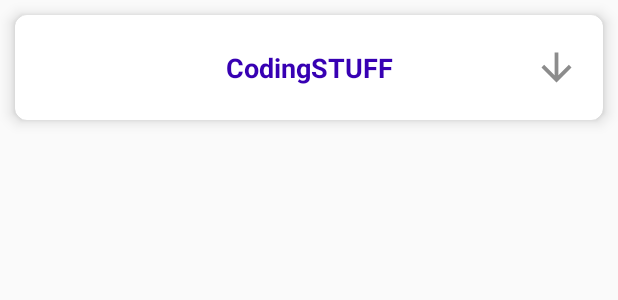
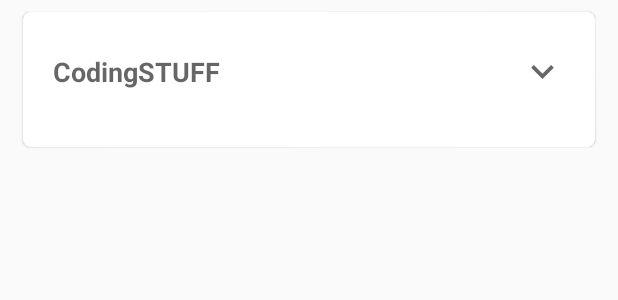
Before and after one commit to naveenkm121/LICPratidhiApp, an Android app: the layout item_sub_category.xml on its own in the app's theme, with its tools: preview values and no code run, on a phone screen of 412 x 824 dp. Shown: the top 300 px of the screen. Run offline under Robolectric (Android 15) with nearby library versions, the phone set to English and light mode, and no system bars.

Commit message:
chnages in UI

```diff
--- a/app/src/main/java/com/ecommerce/app/constants/IntentConstants.kt
+++ b/app/src/main/java/com/ecommerce/app/constants/IntentConstants.kt
@@ -9,5 +9,8 @@ class IntentConstants {
         val PRODUCT_TITLE="prodTitle"
         val PRODUCT_BRAND="prodTitle"
 
+
+        val CATEGORY_ITEM="categoryItem"
+
     }
 }
--- a/app/src/main/java/com/ecommerce/app/data/category/SubCategory.kt
+++ b/app/src/main/java/com/ecommerce/app/data/category/SubCategory.kt
@@ -4,5 +4,6 @@ data class SubCategory(
     val catId: Int,
     val id: Int,
     val name: String,
-    val subSubCategories: List<SubSubCategory>
+    val subSubCategories: List<SubSubCategory>,
+    var isSelected:Boolean=false
 )
--- a/app/src/main/res/drawable/arrow_down.xml
+++ /dev/null
@@ -1,5 +0,0 @@
-<vector android:height="24dp" android:tint="#8C8C8C"
-    android:viewportHeight="24" android:viewportWidth="24"
-    android:width="24dp" xmlns:android="http://schemas.android.com/apk/res/android">
-    <path android:fillColor="@android:color/white" android:pathData="M20,12l-1.41,-1.41L13,16.17V4h-2v12.17l-5.58,-5.59L4,12l8,8 8,-8z"/>
-</vector>
--- a/app/src/main/res/drawable/arrow_up.xml
+++ /dev/null
@@ -1,5 +0,0 @@
-<vector android:height="24dp" android:tint="#8C8C8C"
-    android:viewportHeight="24" android:viewportWidth="24"
-    android:width="24dp" xmlns:android="http://schemas.android.com/apk/res/android">
-    <path android:fillColor="@android:color/white" android:pathData="M4,12l1.41,1.41L11,7.83V20h2V7.83l5.58,5.59L20,12l-8,-8 -8,8z"/>
-</vector>
--- /dev/null
+++ b/app/src/main/res/drawable/ic_keyboard_arrow_down_24.xml
@@ -0,0 +1,5 @@
+<vector android:height="24dp" android:tint="#000000"
+    android:viewportHeight="24" android:viewportWidth="24"
+    android:width="24dp" xmlns:android="http://schemas.android.com/apk/res/android">
+    <path android:fillColor="@android:color/white" android:pathData="M7.41,8.59L12,13.17l4.59,-4.58L18,10l-6,6 -6,-6 1.41,-1.41z"/>
+</vector>
--- /dev/null
+++ b/app/src/main/res/drawable/ic_keyboard_arrow_up_24.xml
@@ -0,0 +1,5 @@
+<vector android:height="24dp" android:tint="#000000"
+    android:viewportHeight="24" android:viewportWidth="24"
+    android:width="24dp" xmlns:android="http://schemas.android.com/apk/res/android">
+    <path android:fillColor="@android:color/white" android:pathData="M7.41,15.41L12,10.83l4.59,4.58L18,14l-6,-6 -6,6z"/>
+</vector>
--- a/app/src/main/res/layout/item_sub_category.xml
+++ b/app/src/main/res/layout/item_sub_category.xml
@@ -3,11 +3,12 @@
     xmlns:tools="http://schemas.android.com/tools"
     android:layout_width="match_parent"
     android:layout_height="wrap_content"
-    android:layout_margin="10dp"
+    android:layout_marginTop="@dimen/margin8"
+    android:layout_marginLeft="@dimen/margin15"
+    android:layout_marginRight="@dimen/margin15"
     xmlns:app="http://schemas.android.com/apk/res-auto"
-    app:cardCornerRadius="8dp"
-    android:minHeight="70dp"
-    app:cardElevation="6dp">
+    app:cardCornerRadius="@dimen/radius5"
+    app:cardElevation="@dimen/elevation2">
 
     <LinearLayout
         android:layout_width="match_parent"
@@ -15,37 +16,33 @@
         android:orientation="vertical"
         android:id="@+id/linear_layout">
 
-        <androidx.constraintlayout.widget.ConstraintLayout
+        <RelativeLayout
             android:layout_width="match_parent"
-            android:layout_height="match_parent">
-
+            android:layout_height="@dimen/height80"
+            android:padding="@dimen/padding10">
             <TextView
                 android:id="@+id/nameTV"
                 android:layout_width="wrap_content"
-                android:layout_height="70dp"
-                android:layout_gravity="center"
-                android:gravity="center"
+                android:layout_height="wrap_content"
                 android:text="CodingSTUFF"
-                android:textColor="@color/purple_700"
-                android:textSize="18sp"
+                android:textSize="@dimen/text_18"
                 android:textStyle="bold"
-                app:layout_constraintBottom_toBottomOf="parent"
-                app:layout_constraintEnd_toEndOf="parent"
-                app:layout_constraintHorizontal_bias="0.5"
-                app:layout_constraintStart_toStartOf="parent"
-                app:layout_constraintTop_toTopOf="parent" />
+                android:textColor="@color/text_main_head"
+                android:layout_centerVertical="true"
+                android:layout_marginLeft="@dimen/margin10"
+                android:layout_alignParentLeft="true"/>
 
             <ImageView
                 android:id="@+id/arrowIV"
-                android:layout_width="30dp"
-                android:layout_height="30dp"
-                android:layout_marginTop="20dp"
-                android:layout_marginEnd="16dp"
-                android:src="@drawable/arrow_down"
-                app:layout_constraintEnd_toEndOf="parent"
-                app:layout_constraintTop_toTopOf="parent" />
+                android:layout_width="@dimen/radius30"
+                android:layout_height="@dimen/radius30"
+                android:layout_alignParentRight="true"
+                android:layout_centerVertical="true"
+                android:layout_marginRight="@dimen/margin10"
+                android:src="@drawable/ic_keyboard_arrow_down_24"
+                app:tint="@color/text_main_head" />
 
-        </androidx.constraintlayout.widget.ConstraintLayout>
+        </RelativeLayout>
 
 
         <RelativeLayout
@@ -56,7 +53,8 @@
             <androidx.recyclerview.widget.RecyclerView
                 android:id="@+id/recyclerView"
                 android:layout_width="match_parent"
-                android:layout_height="wrap_content" />
+                android:layout_height="wrap_content"
+                android:layout_marginBottom="@dimen/margin10"/>
         </RelativeLayout>
     </LinearLayout>
 
--- a/app/src/main/res/navigation/app_navigation_graph.xml
+++ b/app/src/main/res/navigation/app_navigation_graph.xml
@@ -84,7 +84,11 @@
         android:name="com.ecommerce.app.ui.fragments.CategoryFragment"
         android:label="@string/fragment_category"
         tools:layout="@layout/fragment_category">
-
+        <action
+            android:id="@+id/action_categoryFragment_to_productListFragment"
+            app:destination="@id/productListFragment"
+            app:popEnterAnim="@android:anim/slide_in_left"
+            app:popExitAnim="@android:anim/slide_out_right" />
     </fragment>
 
 
--- a/app/src/main/res/values/colors.xml
+++ b/app/src/main/res/values/colors.xml
@@ -32,7 +32,7 @@
     <color name="shimmer_placeholder">@color/med_grey</color>
     <!--MAB screen colors-->
     <color name="mab_text">@color/white</color>
-    <color name="dull_white">#FFF0F0F0</color>
+    <color name="dull_white">#EDF3F6</color>
     <!-- <color name="ananda_bg">#ffcb08</color>-->
 
     <color name="Black0Percent">#00000000</color>
```
Also changed, not shown: app/src/main/java/com/ecommerce/app/ui/adapters/CommonRVAdapter.kt (+13 -8 lines), app/src/main/java/com/ecommerce/app/ui/adapters/SubCategoryAdapter.kt (+24 -18 lines), app/src/main/java/com/ecommerce/app/ui/adapters/SubSubCategoryAdapter.kt (+9 -3 lines), app/src/main/java/com/ecommerce/app/ui/adapters/WishlistAdapter.kt (+4 -6 lines), app/src/main/java/com/ecommerce/app/ui/fragments/CategoryFragment.kt (+26 -10 lines), app/src/main/java/com/ecommerce/app/ui/fragments/SubCategoryFragment.kt (+43 -21 lines), app/src/main/java/com/ecommerce/app/ui/fragments/WishlistFragment.kt (+8 -9 lines), app/src/main/java/com/ecommerce/app/utils/CommonSelectItemRVListerner.kt (added, +8 -0 lines), app/src/main/res/layout/fragment_sub_category.xml (+14 -1 lines), app/src/main/res/layout/item_sub_sub_category.xml (+13 -9 lines), app/src/main/res/values/dimens.xml (+23 -13 lines).
